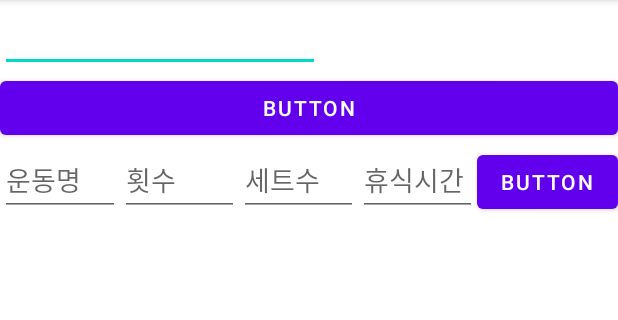
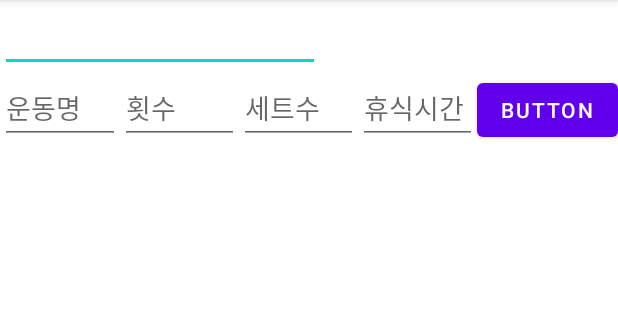
Before and after one commit to parkhojeong/knulling-app-manage-weight-info, an Android app: the screen it shows after launch (MainActivity), on a phone screen of 412 x 824 dp, the part 84-404 px from its top. Run offline under Robolectric (Android 15) with nearby library versions, the phone set to English and light mode, and no system bars; our stand-ins replace Firebase (no records; nobody signed in at launch, a user with empty details on screens opened directly).

Commit message:
미사용되는 버튼 제거

```diff
--- a/app/src/main/res/layout/activity_main.xml
+++ b/app/src/main/res/layout/activity_main.xml
@@ -13,12 +13,6 @@
         android:ems="10"
         android:inputType="date"
         android:minHeight="48dp" />
-
-    <Button
-        android:id="@+id/dialogOpenButton"
-        android:layout_width="match_parent"
-        android:layout_height="wrap_content"
-        android:text="Button" />
 
     <LinearLayout
         android:layout_width="match_parent"
```
